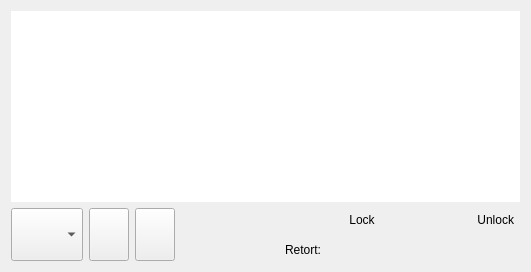
The window that HimalayaMain/Gui/Components/Dashboard/Forms/DashboardWidget.ui (Liyezhong/Master) describes before a commit, drawn with Qt 5.
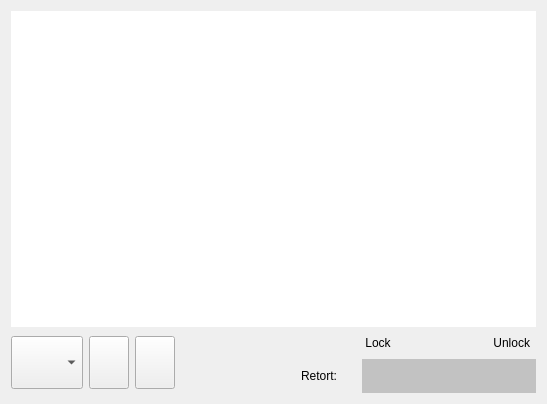
The same window after the commit. Icons and pictures are not drawn. Custom widgets are drawn as their Qt base class.

Commit message: 1.Added Chinese support. 2.Change for Lock Indicator.

```diff
--- a/HimalayaMain/Gui/Components/Dashboard/Forms/DashboardWidget.ui
+++ b/HimalayaMain/Gui/Components/Dashboard/Forms/DashboardWidget.ui
@@ -6,8 +6,8 @@
    <rect>
     <x>0</x>
     <y>0</y>
-    <width>531</width>
-    <height>272</height>
+    <width>547</width>
+    <height>404</height>
    </rect>
   </property>
   <property name="sizePolicy">
@@ -121,12 +121,27 @@
        </property>
        <item row="1" column="2" colspan="5">
         <layout class="QHBoxLayout" name="horizontalLayout_6">
+         <property name="spacing">
+          <number>0</number>
+         </property>
          <item>
-          <widget class="QLabel" name="labelBackground">
-           <property name="frameShadow">
-            <enum>QFrame::Sunken</enum>
+          <widget class="Dashboard::CRetortLockIndicator" name="labelLockIndicator">
+           <property name="sizePolicy">
+            <sizepolicy hsizetype="Expanding" vsizetype="Preferred">
+             <horstretch>0</horstretch>
+             <verstretch>0</verstretch>
+            </sizepolicy>
            </property>
-           <property name="text">
+           <property name="minimumSize">
+            <size>
+             <width>0</width>
+             <height>34</height>
+            </size>
+           </property>
+           <property name="styleSheet">
+            <string notr="true">background-color: rgb(194, 194, 194);</string>
+           </property>
+           <property name="text" stdset="0">
             <string/>
            </property>
            <property name="pixmap">
@@ -240,6 +255,11 @@
    <extends>QComboBox</extends>
    <header>Dashboard/Include/DashboardComboBox.h</header>
   </customwidget>
+  <customwidget>
+   <class>Dashboard::CRetortLockIndicator</class>
+   <extends>QLabel</extends>
+   <header>Dashboard/Include/RetortLockIndicator.h</header>
+  </customwidget>
  </customwidgets>
  <resources>
   <include location="../../../../../../Platform/Gui/Components/MainMenu/Resource/MainMenu.qrc"/>
```
Left out of the diff: 32 changed lines with no effect on the pictures. The commit also changes 7 other files.
